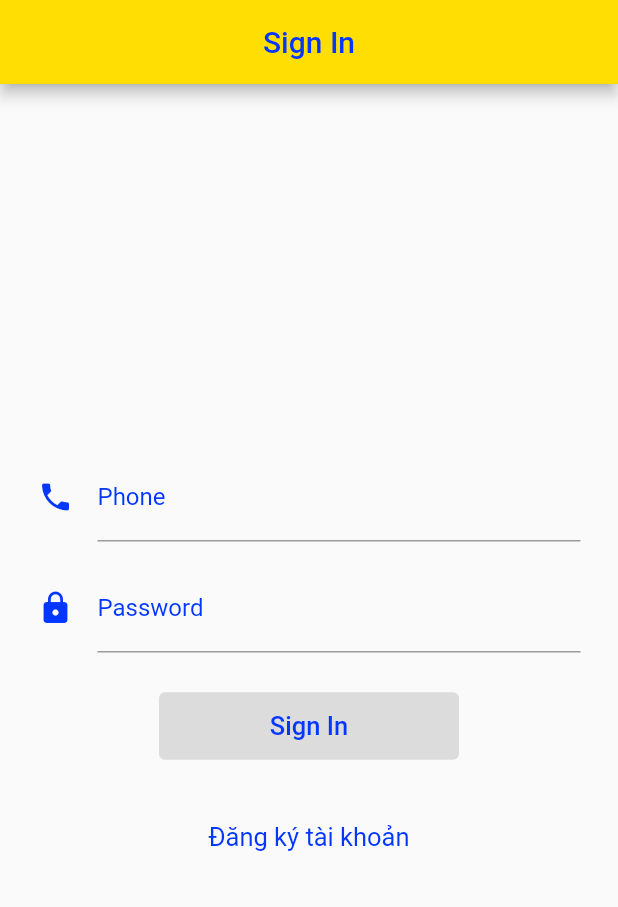
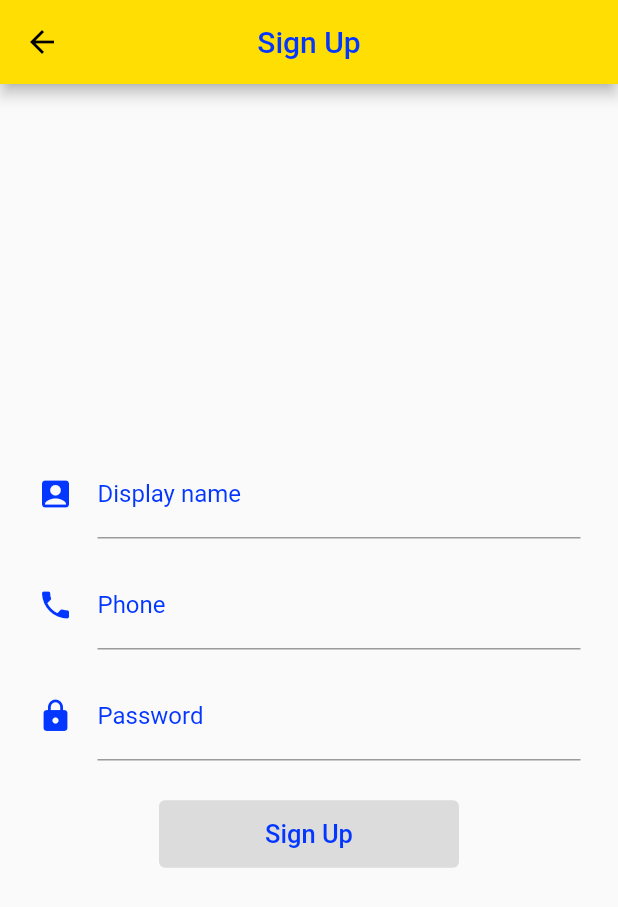
Before and after one commit to pvc2209/flutter_code4func, a Flutter app: the screen it shows after launch, after a tap on "Đăng ký tài khoản", on a phone screen of 412 x 824 dp. Shown: the top 907 px of the screen. Run offline on Flutter 3.47's test engine with Material 2 defaults, Android fonts, the phone set to English and light mode, and no system bars; our stand-ins replace dio, rxdart, shared_preferences, sqflite; accounts and stored records are empty; network calls fail.

Commit message:
bai33_dang_ky

```diff
--- a/bai29_flutter_app_bookstore/lib/event/signup_event.dart
+++ b/bai29_flutter_app_bookstore/lib/event/signup_event.dart
@@ -1,3 +1,13 @@
 import 'package:bai29_flutter_app_bookstore/base/base_event.dart';
 
-class SignUpEvent extends BaseEvent {}
+class SignUpEvent extends BaseEvent {
+  String displayName;
+  String phone;
+  String pass;
+
+  SignUpEvent({
+    required this.displayName,
+    required this.phone,
+    required this.pass,
+  });
+}
--- a/bai29_flutter_app_bookstore/lib/main.dart
+++ b/bai29_flutter_app_bookstore/lib/main.dart
@@ -1,4 +1,5 @@
 import 'package:bai29_flutter_app_bookstore/module/signin/sign_page.dart';
+import 'package:bai29_flutter_app_bookstore/module/signup/signup_page.dart';
 import 'package:bai29_flutter_app_bookstore/shared/widget/app_color.dart';
 import 'package:flutter/material.dart';
 
@@ -17,7 +18,13 @@ class MyApp extends StatelessWidget {
       theme: ThemeData(
         primarySwatch: AppColor.yellow,
       ),
-      home: const SignInPage(),
+      // home: const SignInPage(),
+      initialRoute: "/",
+      routes: {
+        "/": (context) => const SignInPage(),
+        "/sign-in": (context) => const SignInPage(),
+        "/sign-up": (context) => const SignUpPage(),
+      },
     );
   }
 }
--- a/bai29_flutter_app_bookstore/lib/module/signin/sign_page.dart
+++ b/bai29_flutter_app_bookstore/lib/module/signin/sign_page.dart
@@ -15,7 +15,7 @@ class SignInPage extends StatelessWidget {
   Widget build(BuildContext context) {
     return PageContainer(
       title: "Sign In",
-      bloc: [],
+      bloc: const [],
       di: [
         Provider<UserService>(
           create: (context) => UserService(),
@@ -26,16 +26,28 @@ class SignInPage extends StatelessWidget {
           ),
         ),
       ],
-      child: SignInFormWidget(),
+      child: const SignInFormWidget(),
     );
   }
 }
 
-class SignInFormWidget extends StatelessWidget {
+class SignInFormWidget extends StatefulWidget {
+  const SignInFormWidget({Key? key}) : super(key: key);
+
+  @override
+  State<SignInFormWidget> createState() => _SignInFormWidgetState();
+}
+
+class _SignInFormWidgetState extends State<SignInFormWidget> {
   final _txtPhoneController = TextEditingController();
   final _txtPassController = TextEditingController();
 
-  SignInFormWidget({Key? key}) : super(key: key);
+  @override
+  void dispose() {
+    _txtPhoneController.dispose();
+    _txtPassController.dispose();
+    super.dispose();
+  }
 
   @override
   Widget build(BuildContext context) {
@@ -61,9 +73,10 @@ class SignInFormWidget extends StatelessWidget {
   }
 
   Widget _buildFooter() {
-    return InkWell(
+    return Container(
+      margin: const EdgeInsets.only(top: 30.0),
+      child: InkWell(
         child: Container(
-        margin: const EdgeInsets.only(top: 30.0),
           padding: const EdgeInsets.all(10.0),
           child: Text(
             "Đăng ký tài khoản",
@@ -74,7 +87,8 @@ class SignInFormWidget extends StatelessWidget {
           ),
         ),
         borderRadius: BorderRadius.circular(10.0),
-      onTap: () {},
+        onTap: () => Navigator.pushNamed(context, "/sign-up"),
+      ),
     );
   }
 
@@ -148,6 +162,7 @@ class SignInFormWidget extends StatelessWidget {
       create: (context) => bloc.btnStream,
       child: Consumer<bool>(
         builder: (context, enable, child) => NormalButton(
+          title: "Sign In",
           onPressed: enable
               ? () {
                   bloc.event.add(SignInEvent(
--- a/bai29_flutter_app_bookstore/lib/module/signup/signup_bloc.dart
+++ b/bai29_flutter_app_bookstore/lib/module/signup/signup_bloc.dart
@@ -0,0 +1,114 @@
+import 'dart:async';
+
+import 'package:bai29_flutter_app_bookstore/base/base_bloc.dart';
+import 'package:bai29_flutter_app_bookstore/base/base_event.dart';
+import 'package:bai29_flutter_app_bookstore/data/repo/user_repo.dart';
+import 'package:bai29_flutter_app_bookstore/event/signup_event.dart';
+import 'package:bai29_flutter_app_bookstore/shared/widget/validation.dart';
+import 'package:rxdart/rxdart.dart';
+
+class SignUpBloc extends BaseBloc {
+  // BehaviorSubject là 1 class của thư viện rxdart
+  // tương đương streamController mà thôi (vì nó kế thừa từ StreamController)
+  // các BehaviorSubject giúp gửi thông tin ngược lại cho widget
+  final _displayNameSubject = BehaviorSubject<String>();
+  final _phoneSubject = BehaviorSubject<String>();
+  final _passSubject = BehaviorSubject<String>();
+  final _btnSubject = BehaviorSubject<bool>();
+
+  final UserRepo _userRepo;
+
+  SignUpBloc({required UserRepo userRepo}) : _userRepo = userRepo {
+    validateForm();
+  }
+
+  var displayNameVaidation = StreamTransformer<String, String>.fromHandlers(
+      handleData: (displayName, sink) {
+    if (Validation.isDisplayNameValid(displayName)) {
+      sink.add("");
+      return;
+    }
+
+    sink.add("Display name too short");
+  });
+
+  var phoneValidation =
+      StreamTransformer<String, String>.fromHandlers(handleData: (phone, sink) {
+    if (Validation.isPhoneValid(phone)) {
+      sink.add("");
+      return;
+    }
+
+    sink.add("Phone Invalid");
+  });
+
+  var passValidation =
+      StreamTransformer<String, String>.fromHandlers(handleData: (pass, sink) {
+    if (Validation.isPassValid(pass)) {
+      sink.add("");
+      return;
+    }
+
+    sink.add("Password too short");
+  });
+
+  Stream<String> get displayNameStream =>
+      _displayNameSubject.transform(displayNameVaidation);
+
+  Stream<String> get phoneStream =>
+      _phoneSubject.stream.transform(phoneValidation);
+
+  Sink<String> get phoneSink => _phoneSubject.sink;
+
+  Stream<String> get passStream =>
+      _passSubject.stream.transform(passValidation);
+
+  Sink<String> get displayNameSink => _displayNameSubject.sink;
+  Sink<String> get passSink => _passSubject.sink;
+  Stream<bool> get btnStream => _btnSubject.stream;
+  Sink<bool> get btnSink => _btnSubject.sink;
+
+  void validateForm() {
+    // Rx.combineLatest2: Merges the given Streams into a single Stream sequence by using the [combiner] function whenever any of the stream sequences emits an item.
+    // The Stream will not emit until all streams have emitted at least one item.
+    // => rxdart hay đó
+
+    Rx.combineLatest3(_displayNameSubject, _phoneSubject, _passSubject,
+        (String displayName, String phone, String pass) {
+      return Validation.isDisplayNameValid(displayName) &&
+          Validation.isPhoneValid(phone) &&
+          Validation.isPassValid(pass);
+    }).listen((enable) {
+      // cái stream vừa được combine sẽ được listen luôn, để phát event cho btnSink
+      btnSink.add(enable);
+    });
+  }
+
+  @override
+  void dispatchEvent(BaseEvent event) {
+    switch (event.runtimeType) {
+      case SignUpEvent:
+        handleSignUp(event as SignUpEvent);
+        break;
+    }
+  }
+
+  void handleSignUp(SignUpEvent event) {
+    _userRepo.signUp(event.displayName, event.phone, event.pass).then(
+      (userData) => print(userData.displayName),
+      onError: (e) {
+        print(e);
+      },
+    );
+  }
+
+  @override
+  void dispose() {
+    _displayNameSubject.close();
+    _phoneSubject.close();
+    _passSubject.close();
+    _btnSubject.close();
+
+    super.dispose();
+  }
+}
--- a/bai29_flutter_app_bookstore/lib/module/signup/signup_page.dart
+++ b/bai29_flutter_app_bookstore/lib/module/signup/signup_page.dart
@@ -0,0 +1,194 @@
+import 'package:bai29_flutter_app_bookstore/base/base_widget.dart';
+import 'package:bai29_flutter_app_bookstore/data/remote/user_service.dart';
+import 'package:bai29_flutter_app_bookstore/data/repo/user_repo.dart';
+import 'package:bai29_flutter_app_bookstore/event/signup_event.dart';
+import 'package:bai29_flutter_app_bookstore/shared/widget/app_color.dart';
+import 'package:bai29_flutter_app_bookstore/shared/widget/normal_button.dart';
+import 'package:flutter/material.dart';
+import 'package:provider/provider.dart';
+
+import 'signup_bloc.dart';
+
+class SignUpPage extends StatelessWidget {
+  const SignUpPage({Key? key}) : super(key: key);
+
+  @override
+  Widget build(BuildContext context) {
+    return PageContainer(
+      title: "Sign Up",
+      bloc: [],
+      di: [
+        Provider<UserService>(
+          create: (context) => UserService(),
+        ),
+        ProxyProvider<UserService, UserRepo>(
+          update: (context, userService, previous) => UserRepo(
+            userService: userService,
+          ),
+        ),
+      ],
+      child: const SignUpFormWidget(),
+    );
+  }
+}
+
+class SignUpFormWidget extends StatefulWidget {
+  const SignUpFormWidget({Key? key}) : super(key: key);
+
+  @override
+  State<SignUpFormWidget> createState() => _SignUpFormWidgetState();
+}
+
+class _SignUpFormWidgetState extends State<SignUpFormWidget> {
+  final _txtDisplayNameController = TextEditingController();
+  final _txtPhoneController = TextEditingController();
+  final _txtPassController = TextEditingController();
+
+  @override
+  void dispose() {
+    _txtDisplayNameController.dispose();
+    _txtPhoneController.dispose();
+    _txtPassController.dispose();
+    super.dispose();
+  }
+
+  @override
+  Widget build(BuildContext context) {
+    return Provider<SignUpBloc>(
+      create: (context) => SignUpBloc(
+        userRepo: Provider.of<UserRepo>(context, listen: false),
+      ),
+      child: Padding(
+        padding: const EdgeInsets.symmetric(horizontal: 25),
+        child: Consumer<SignUpBloc>(
+          builder: (context, bloc, child) => Column(
+            mainAxisAlignment: MainAxisAlignment.center,
+            children: [
+              _buildDisplayNameField(bloc),
+              _buildPhoneField(bloc),
+              _buildPassField(bloc),
+              _buildSignUpButton(bloc),
+            ],
+          ),
+        ),
+      ),
+    );
+  }
+
+  Widget _buildDisplayNameField(SignUpBloc bloc) {
+    return StreamProvider(
+      initialData: "",
+      create: (context) => bloc.displayNameStream,
+      child: Consumer<String>(
+        builder: (context, message, child) => Container(
+          margin: const EdgeInsets.only(bottom: 15.0),
+          child: TextField(
+            onChanged: (text) {
+              bloc.displayNameSink.add(text);
+            },
+            controller: _txtDisplayNameController,
+            cursorColor: Colors.black,
+            // keyboardType: TextInputType.phone,
+            decoration: InputDecoration(
+              errorText: message.isEmpty ? null : message,
+              icon: Icon(
+                Icons.account_box,
+                color: AppColor.blue,
+              ),
+              hintText: "Display name",
+              labelText: "Display name",
+              labelStyle: TextStyle(
+                color: AppColor.blue,
+              ),
+            ),
+          ),
+        ),
+      ),
+    );
+  }
+
+  Widget _buildPhoneField(SignUpBloc bloc) {
+    return StreamProvider(
+      initialData: "",
+      create: (context) => bloc.phoneStream,
+      child: Consumer<String>(
+        builder: (context, message, child) => Container(
+          margin: const EdgeInsets.only(bottom: 15.0),
+          child: TextField(
+            onChanged: (text) {
+              bloc.phoneSink.add(text);
+            },
+            controller: _txtPhoneController,
+            cursorColor: Colors.black,
+            // keyboardType: TextInputType.phone,
+            decoration: InputDecoration(
+              errorText: message.isEmpty ? null : message,
+              icon: Icon(
+                Icons.phone,
+                color: AppColor.blue,
+              ),
+              hintText: "(+84) 394773456",
+              labelText: "Phone",
+              labelStyle: TextStyle(
+                color: AppColor.blue,
+              ),
+            ),
+          ),
+        ),
+      ),
+    );
+  }
+
+  Widget _buildPassField(SignUpBloc bloc) {
+    return StreamProvider(
+      initialData: "",
+      create: (context) => bloc.passStream,
+      child: Consumer<String>(
+        builder: (context, message, child) => Container(
+          margin: const EdgeInsets.only(bottom: 25.0),
+          child: TextField(
+            onChanged: (text) {
+              bloc.passSink.add(text);
+            },
+            controller: _txtPassController,
+            obscureText: true,
+            cursorColor: Colors.black,
+            decoration: InputDecoration(
+              errorText: message.isEmpty ? null : message,
+              icon: Icon(
+                Icons.lock,
+                color: AppColor.blue,
+              ),
+              hintText: "Password",
+              labelText: "Password",
+              labelStyle: TextStyle(
+                color: AppColor.blue,
+              ),
+            ),
+          ),
+        ),
+      ),
+    );
+  }
+
+  Widget _buildSignUpButton(SignUpBloc bloc) {
+    return StreamProvider<bool>(
+      initialData: false,
+      create: (context) => bloc.btnStream,
+      child: Consumer<bool>(
+        builder: (context, enable, child) => NormalButton(
+          title: "Sign Up",
+          onPressed: enable
+              ? () {
+                  bloc.event.add(SignUpEvent(
+                    displayName: _txtDisplayNameController.text,
+                    phone: _txtPhoneController.text,
+                    pass: _txtPassController.text,
+                  ));
+                }
+              : null,
+        ),
+      ),
+    );
+  }
+}
--- a/bai29_flutter_app_bookstore/lib/shared/widget/normal_button.dart
+++ b/bai29_flutter_app_bookstore/lib/shared/widget/normal_button.dart
@@ -4,7 +4,10 @@ import 'package:flutter/material.dart';
 
 class NormalButton extends StatelessWidget {
   final VoidCallback? onPressed;
-  const NormalButton({Key? key, required this.onPressed}) : super(key: key);
+  final String title;
+
+  const NormalButton({Key? key, this.onPressed, required this.title})
+      : super(key: key);
 
   @override
   Widget build(BuildContext context) {
@@ -18,7 +21,7 @@ class NormalButton extends StatelessWidget {
         ),
       ),
       child: Text(
-        "Sign In",
+        title,
         style: BtnStyle.normal(),
       ),
     );
--- a/bai29_flutter_app_bookstore/lib/shared/widget/validation.dart
+++ b/bai29_flutter_app_bookstore/lib/shared/widget/validation.dart
@@ -8,4 +8,8 @@ class Validation {
   static bool isPassValid(String pass) {
     return pass.length > 6;
   }
+
+  static bool isDisplayNameValid(String displayName) {
+    return displayName.length > 5;
+  }
 }
```
Also changed, not shown: bai29_flutter_app_bookstore/lib/data/remote/user_service.dart (+11 -0 lines), bai29_flutter_app_bookstore/lib/data/repo/user_repo.dart (+19 -0 lines), bai29_flutter_app_bookstore/lib/module/signin/sign_bloc.dart (+4 -5 lines). Lines whose indentation alone changed are shown as unchanged.
